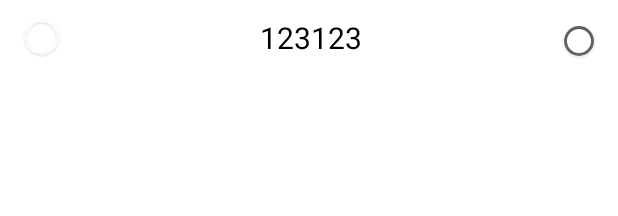
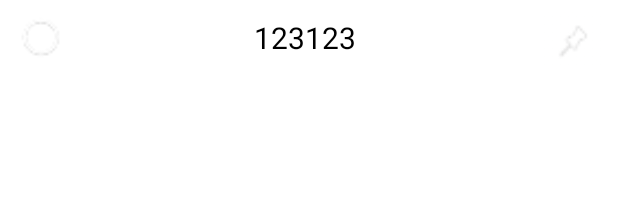
Before and after one commit to penglei3322/TomatoTodo, an Android app: the layout item_potatolist_fragment.xml on its own in the app's theme, with its tools: preview values and no code run, on a phone screen of 412 x 824 dp. Shown: the top 216 px of the screen. Run offline under Robolectric (Android 15) with nearby library versions, the phone set to English and light mode, and no system bars.

Commit message:
no message

```diff
--- a/TomatoTodo/app/src/main/java/com/example/dllo/tomatotodo/base/CommonAdapter.java
+++ b/TomatoTodo/app/src/main/java/com/example/dllo/tomatotodo/base/CommonAdapter.java
@@ -66,7 +66,6 @@ public abstract class CommonAdapter<T> extends BaseAdapter {
 
     @Override
     public View getView(int position, View convertView, ViewGroup parent) {
-
         ViewHolder holder = ViewHolder.get(mContext, convertView, parent, itemLayoutId, position);
         convert(holder, getItem(position));
         return holder.getmConvertView();
--- a/TomatoTodo/app/src/main/res/drawable/potatolist_fragment_add_checked.xml
+++ b/TomatoTodo/app/src/main/res/drawable/potatolist_fragment_add_checked.xml
@@ -1,6 +1,6 @@
 <?xml version="1.0" encoding="utf-8"?>
 <selector xmlns:android="http://schemas.android.com/apk/res/android">
-    <item android:drawable="@mipmap/widget_cir_checkbox_on" android:state_checked="true" />
-    <item android:drawable="@mipmap/widget_cir_checkbox_off" />
+    <item android:drawable="@drawable/widget_cir_checkbox_on" android:state_checked="true" />
+    <item android:drawable="@drawable/widget_cir_checkbox_off" android:state_checked="false" />
 
 </selector>
--- /dev/null
+++ b/TomatoTodo/app/src/main/res/drawable/potatolist_fragment_top.xml
@@ -0,0 +1,6 @@
+<?xml version="1.0" encoding="utf-8"?>
+<selector xmlns:android="http://schemas.android.com/apk/res/android">
+    <item android:drawable="@drawable/checked_on" android:state_checked="true" />
+    <item android:drawable="@drawable/checked_off" android:state_checked="false" />
+
+</selector>
--- a/TomatoTodo/app/src/main/res/layout/item_potatolist_fragment.xml
+++ b/TomatoTodo/app/src/main/res/layout/item_potatolist_fragment.xml
@@ -2,8 +2,8 @@
 <LinearLayout xmlns:android="http://schemas.android.com/apk/res/android"
     android:layout_width="match_parent"
     android:layout_height="match_parent"
-    android:orientation="vertical"
-    android:background="#ffffff">
+    android:background="#ffffff"
+    android:orientation="vertical">
 
     <LinearLayout
         android:layout_width="match_parent"
@@ -11,17 +11,19 @@
         android:orientation="horizontal">
 
         <CheckBox
+            android:id="@+id/item_potatolist_finish_checkbox"
             android:layout_width="35dp"
             android:layout_height="35dp"
+            android:layout_gravity="center_vertical"
             android:layout_marginLeft="10dp"
+            android:focusable="false"
             android:background="@drawable/potatolist_fragment_add_checked"
-            android:button="@null"
-            android:layout_gravity="center_vertical"/>
+            android:button="@null" />
 
 
         <TextView
             android:id="@+id/item_potatolist_tv"
-            android:layout_width="0dp"
+            android:layout_width="wrap_content"
             android:layout_height="50dp"
             android:layout_weight="1"
             android:gravity="center"
@@ -29,11 +31,13 @@
             android:textColor="#000000"
             android:textSize="20sp" />
 
-        <RadioButton
-            android:layout_width="wrap_content"
-            android:layout_height="wrap_content"
+        <CheckBox
+            android:id="@+id/item_potatolist_totop_checkbox"
+            android:layout_width="40dp"
+            android:layout_height="40dp"
+            android:focusable="false"
             android:layout_marginRight="10dp"
-            android:background="@drawable/potatolist_fragment_add_checked" />
-
+            android:background="@drawable/potatolist_fragment_top"
+            android:button="@null" />
     </LinearLayout>
 </LinearLayout>
```
Also changed, not shown: TomatoTodo/app/src/main/java/com/example/dllo/tomatotodo/base/ViewHolder.java (+12 -0 lines), TomatoTodo/app/src/main/java/com/example/dllo/tomatotodo/potatolist/PotatoListFragment.java (+31 -9 lines), TomatoTodo/app/src/main/res/layout/fragment_potatolist_footview.xml (added, +14 -0 lines), TomatoTodo/app/src/main/res/drawable-xxhdpi-v4/checked_off.png (added), TomatoTodo/app/src/main/res/drawable-xxhdpi-v4/checked_on.png (added), TomatoTodo/app/src/main/res/drawable-xxhdpi-v4/widget_cir_checkbox_off.png (renamed from TomatoTodo/app/src/main/res/mipmap-xhdpi/widget_cir_checkbox_off.png), TomatoTodo/app/src/main/res/drawable-xxhdpi-v4/widget_cir_checkbox_on.png (renamed from TomatoTodo/app/src/main/res/mipmap-xhdpi/widget_cir_checkbox_on.png).
